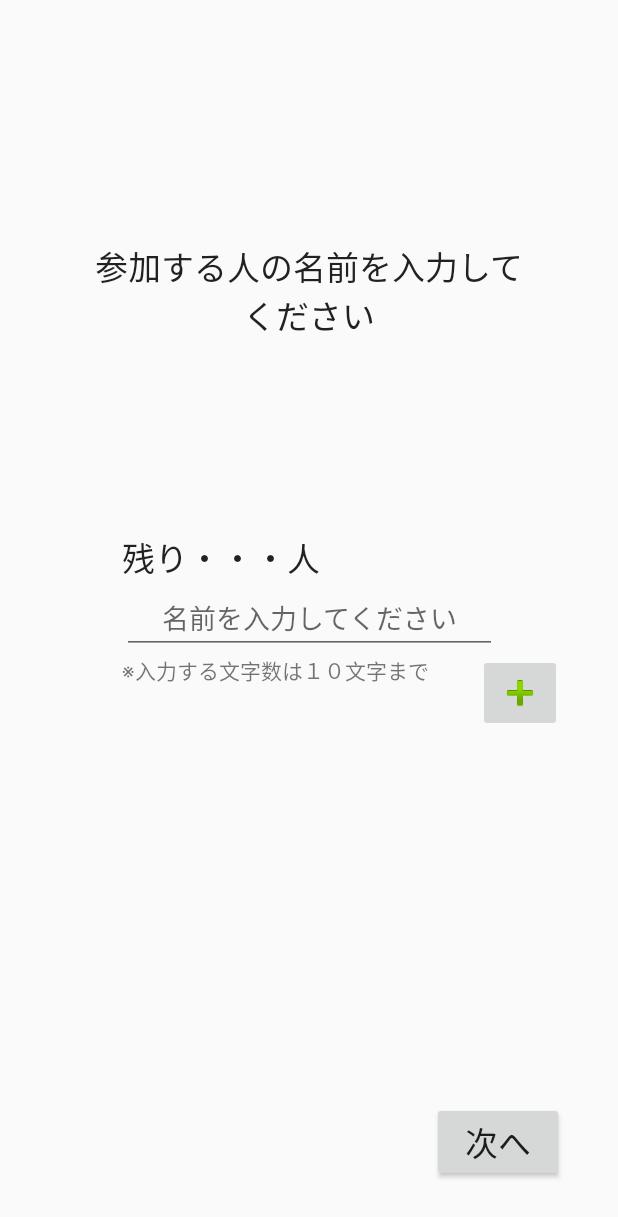
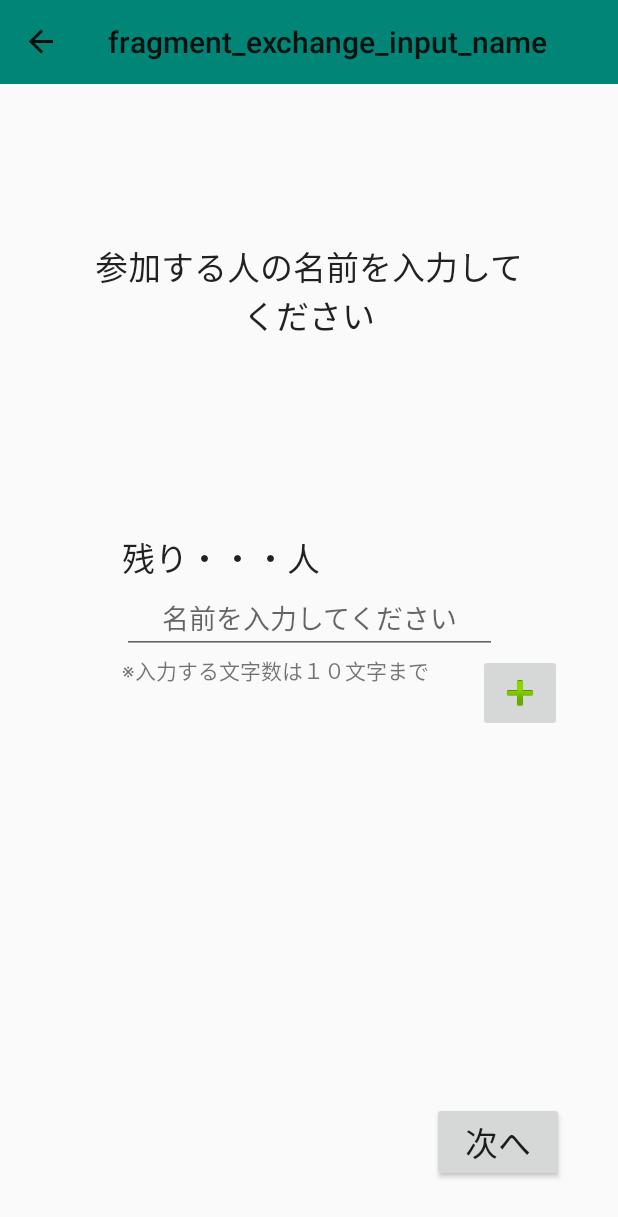
Before and after one commit to p2hacks/teamR03, an Android app: the screen it shows after launch (exchange), after a tap on "次へ", on a phone screen of 412 x 824 dp. Shown: the top 1217 px of the screen. Run offline under Robolectric (Android 15) with nearby library versions, the light colour scheme and no system bars; our stand-ins replace navigation-ui; 1 statement that could not run was skipped.

Commit message:
toolBarを追加

```diff
--- a/app/src/main/java/com/example/soba/exchange/exchange.kt
+++ b/app/src/main/java/com/example/soba/exchange/exchange.kt
@@ -1,14 +1,27 @@
 package com.example.soba.exchange
 
+import android.content.Intent
 import androidx.appcompat.app.AppCompatActivity
 import android.os.Bundle
+import androidx.navigation.findNavController
+import androidx.navigation.ui.AppBarConfiguration
+import androidx.navigation.ui.setupActionBarWithNavController
 import com.example.soba.R
+import kotlinx.android.synthetic.main.activity_exchange.*
 
 class exchange : AppCompatActivity() {
 
     override fun onCreate(savedInstanceState: Bundle?) {
         super.onCreate(savedInstanceState)
         setContentView(R.layout.activity_exchange)
+
+
+        setSupportActionBar(toolbarExchange)
+        val navController = findNavController(R.id.exchange_nav_host_fragment)
+        val appBarConfiguration = AppBarConfiguration(navController.graph)
+        setupActionBarWithNavController(navController, appBarConfiguration)
     }
 
+    override fun onSupportNavigateUp()
+            = findNavController(R.id.exchange_nav_host_fragment).navigateUp()
 }
--- a/app/src/main/res/layout/activity_exchange.xml
+++ b/app/src/main/res/layout/activity_exchange.xml
@@ -1,12 +1,11 @@
 <?xml version="1.0" encoding="utf-8"?>
-<androidx.constraintlayout.widget.ConstraintLayout
-        xmlns:android="http://schemas.android.com/apk/res/android"
-        xmlns:tools="http://schemas.android.com/tools"
-        xmlns:app="http://schemas.android.com/apk/res-auto"
-        android:layout_width="match_parent"
-        android:layout_height="match_parent"
-        tools:context=".exchange.exchange">
-    //navigationファイルを紐づけ
+<androidx.constraintlayout.widget.ConstraintLayout xmlns:android="http://schemas.android.com/apk/res/android"
+    xmlns:app="http://schemas.android.com/apk/res-auto"
+    xmlns:tools="http://schemas.android.com/tools"
+    android:layout_width="match_parent"
+    android:layout_height="match_parent"
+    tools:context=".exchange.exchange">
+<!--    navigationファイルを紐づけ-->
 
     <fragment
         android:id="@+id/exchange_nav_host_fragment"
@@ -20,4 +19,15 @@
         app:layout_constraintTop_toTopOf="parent"
         app:navGraph="@navigation/navigation_exchange" />
 
+    <androidx.appcompat.widget.Toolbar
+        android:id="@+id/toolbarExchange"
+        android:layout_width="match_parent"
+        android:layout_height="?attr/actionBarSize"
+        android:background="@color/colorPrimary"
+        android:minHeight="?attr/actionBarSize"
+        android:theme="?attr/actionBarTheme"
+        app:layout_constraintEnd_toEndOf="parent"
+        app:layout_constraintStart_toStartOf="parent"
+        app:layout_constraintTop_toTopOf="@id/exchange_nav_host_fragment" />
+
 </androidx.constraintlayout.widget.ConstraintLayout>
```
